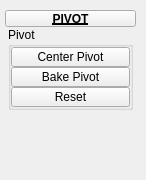
Before: the Qt Designer form tentacle/ui/uiLevel_3/pivot.ui in m3trik/tentacle, drawn with Qt 5.
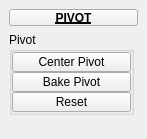
After: the same form once the commit is applied. Custom widgets are drawn as their Qt base class.

Patch:
```diff
--- a/tentacle/ui/uiLevel_3/pivot.ui
+++ b/tentacle/ui/uiLevel_3/pivot.ui
@@ -9,8 +9,8 @@
    <rect>
     <x>0</x>
     <y>0</y>
-    <width>146</width>
-    <height>180</height>
+    <width>147</width>
+    <height>139</height>
    </rect>
   </property>
   <property name="minimumSize">
@@ -38,20 +38,8 @@
    <set>QMainWindow::AllowNestedDocks|QMainWindow::AllowTabbedDocks|QMainWindow::AnimatedDocks|QMainWindow::ForceTabbedDocks</set>
   </property>
   <widget class="QWidget" name="mainWindow">
-   <widget class="QWidget" name="layoutWidget_2">
-    <property name="geometry">
-     <rect>
-      <x>5</x>
-      <y>10</y>
-      <width>131</width>
-      <height>159</height>
-     </rect>
-    </property>
-    <layout class="QGridLayout" name="gridLayout_2">
-     <property name="spacing">
-      <number>0</number>
-     </property>
-     <item row="0" column="1" colspan="2">
+   <layout class="QVBoxLayout" name="verticalLayout_3">
+    <item>
       <widget class="PushButtonDraggable" name="draggable_header">
        <property name="minimumSize">
         <size>
@@ -80,8 +68,6 @@
        </property>
       </widget>
      </item>
-     <item row="1" column="1" colspan="2">
-      <layout class="QHBoxLayout" name="horizontalLayout">
        <item>
         <layout class="QVBoxLayout" name="verticalLayout">
          <property name="spacing">
@@ -235,9 +221,6 @@
         </layout>
        </item>
       </layout>
-     </item>
-    </layout>
-   </widget>
   </widget>
  </widget>
  <customwidgets>
```
Lines whose indentation alone changed are shown as unchanged.
